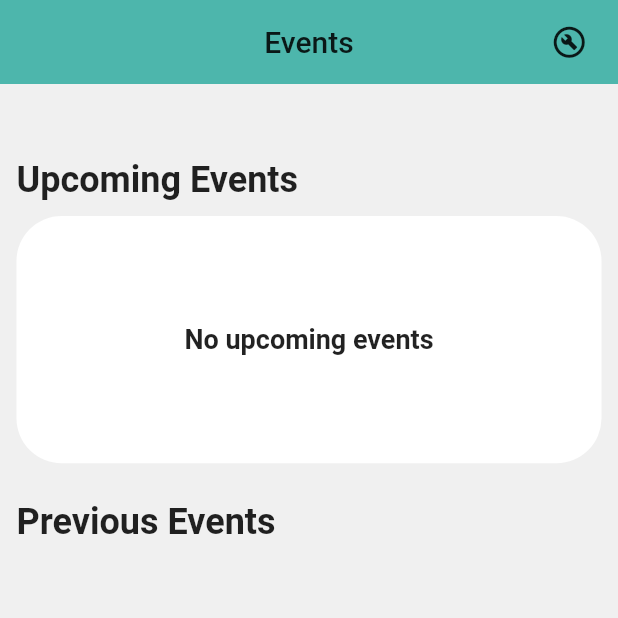
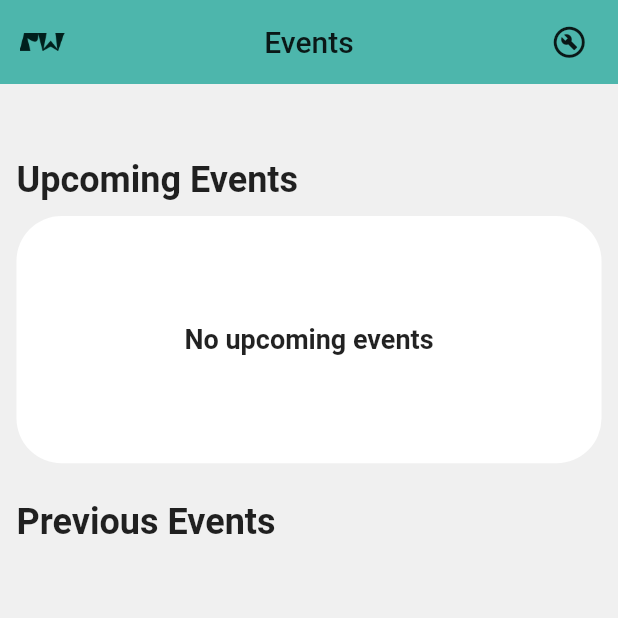
Before and after one commit to josuesossou/praise_team_app, a Flutter app: the screen it shows after launch, on a phone screen of 412 x 824 dp, the top half of it. Run offline on Flutter 3.47's test engine with Material 2 defaults, Android fonts, the phone set to English and light mode, and no system bars; our stand-ins replace file_picker, flutter_login, flutter_phoenix, share_plus, youtube_player_flutter; missing offline and left inert: amplify_analytics_pinpoint, amplify_auth_cognito, amplify_datastore, amplify_datastore_plugin_interface, amplify_flutter; Roboto replaces fonts that are missing (Quicksand).

Commit message:
Added in app logo

```diff
--- a/lib/components/logo.dart
+++ b/lib/components/logo.dart
@@ -7,15 +7,17 @@ class Logo extends StatelessWidget {
   Widget build(BuildContext context) {
     return Container(
       alignment: Alignment.center,
-      child: Text(
-        'P&W',
-        style: TextStyle(
-          fontWeight: FontWeight.bold,
-          fontSize: 20,
-          color: Color(0xFF4DB6AC),
-          fontFamily: 'Quicksand'
-        ),
-      ),
+      child: Image.asset('assets/logo.png', width: 30,)
+
+      // Text(
+      //   'P&W',
+      //   style: TextStyle(
+      //     fontWeight: FontWeight.bold,
+      //     fontSize: 20,
+      //     color: Colors.black,
+      //     fontFamily: 'Noto Sans CJK SC'
+      //   ),
+      // ),
     );
   }
 }
--- a/lib/screens/calendarEvents.dart
+++ b/lib/screens/calendarEvents.dart
@@ -14,7 +14,6 @@ class _TestYoutubePlayerState extends State<TestYoutubePlayer> {
 
       child: RectButton(
         onPress: () {
-          // YoutubeApi().testYoutubeApi();
         },
         child: Text('my youtube')
       ),
--- a/lib/screens/profile.dart
+++ b/lib/screens/profile.dart
@@ -31,6 +31,9 @@ class _ProfileState extends State<Profile> {
     });
 
     UserData _userData = await _dbQuery.getMyUserData();
+
+    print('@@@@@@@@@@@@@@@ USER DATA');
+    print(_userData);
 
     if (_userData != null) {
       var _newUserData = _userData.copyWith(
--- a/lib/screens/search.dart
+++ b/lib/screens/search.dart
@@ -3,7 +3,7 @@ import 'package:lgcogpraiseteam/models/ModelProvider.dart';
 // components
 import '../components/arrowBack.dart';
 import '../components/flexText.dart';
-import '../components/loader.dart';
+// import '../components/loader.dart';
 import '../components/songCard.dart';
 import '../components/button.dart';
 import '../components/textField.dart';
--- a/lib/screens/searchYoutube.dart
+++ b/lib/screens/searchYoutube.dart
@@ -130,8 +130,9 @@ class AddNewSongs extends StatelessWidget {
           Widget child;
 
           if (snapshot.hasData) {
+            var data = snapshot.data;
             child = ListView(
-              children: snapshot.data.items.map((video) =>
+              children: data.items.map((video) =>
                 Container(
                   margin: EdgeInsets.only(bottom: 15),
                   child: RectButton(
@@ -152,7 +153,7 @@ class AddNewSongs extends StatelessWidget {
             );
           } else if (snapshot.hasError) {
             child = Center(
-              child: Text('Error Occured: ${snapshot.error}'),
+              child: Text('Unable to reach youtube servers'),
             );
           } else {
             child = Loader();
--- a/lib/services/youtubeAPI.dart
+++ b/lib/services/youtubeAPI.dart
@@ -16,6 +16,7 @@ class YoutubeApi {
     var response = await http.get(uri);
     var decode = json.decode(response.body);
 
+    print(response.body);
     return YoutubeDataModel.fromMap(decode);
   }
 }
--- a/pubspec.yaml
+++ b/pubspec.yaml
@@ -60,8 +60,8 @@ flutter:
   uses-material-design: true
 
   # To add assets to your application, add an assets section, like this:
-  # assets:
-  #   - images/a_dot_burr.jpeg
+  assets:
+    - assets/logo.png
   #   - images/a_dot_ham.jpeg
 
   # An image asset can refer to one or more resolution-specific "variants", see
```
Also changed, not shown: lib/entry/confirm.dart (+0 -15 lines), lib/entry/dashboard.dart (+13 -14 lines), lib/screens/songPage.dart (+6 -5 lines), lib/services/userQuery.dart (+7 -1 lines), assets/logo.png (added), 2 other files.
